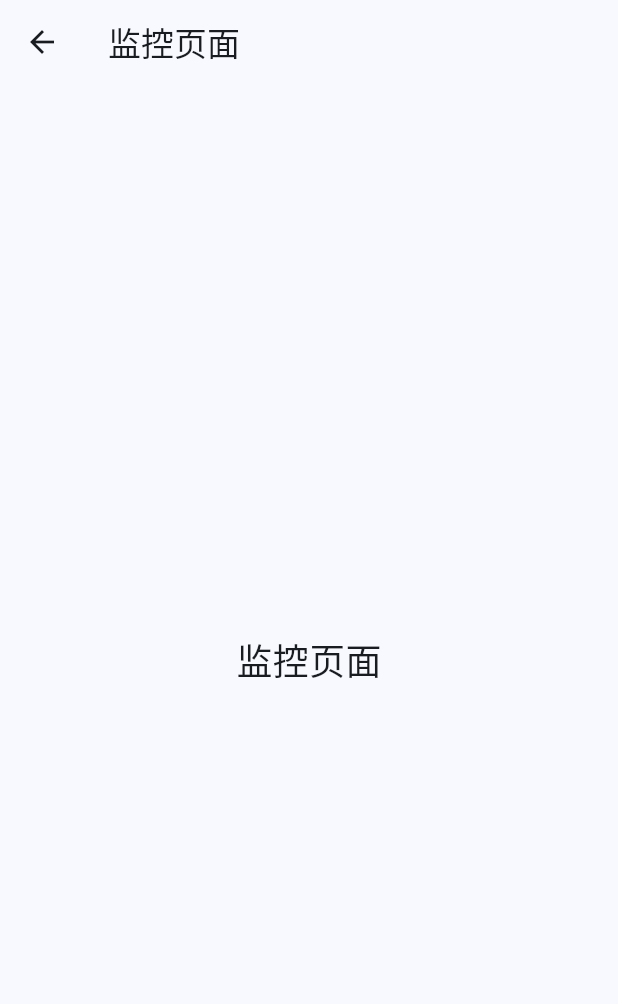
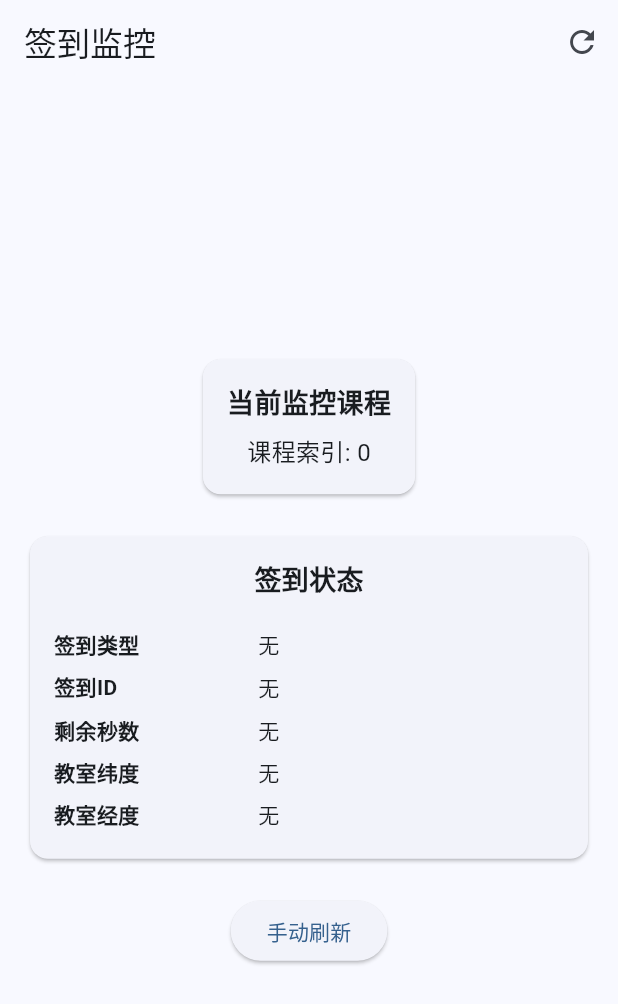
Before and after one commit to mengh04/duifene_auto_flutter, a Flutter app: the MonitorPage screen opened directly, on a phone screen of 412 x 824 dp. Shown: the top 1004 px of the screen. Run offline on Flutter 3.47's test engine with Material 3 defaults, Android fonts, the phone set to English and light mode, and no system bars; our stand-ins replace flutter_riverpod; missing offline and left inert: dart:ffi; statements that could not run were skipped.

Commit message:
完成了监听功能，还有一堆bug

```diff
--- a/lib/main.dart
+++ b/lib/main.dart
@@ -3,6 +3,7 @@ import 'package:flutter_riverpod/flutter_riverpod.dart';
 import "services/duifene_service.dart";
 import 'pages/login_page.dart';
 import 'pages/course_page.dart';
+import 'pages/monitor_page.dart';
 
 void main() {
   setupDuifeneService();
@@ -23,7 +24,7 @@ class MyApp extends StatelessWidget {
       home: LoginPage(),
       routes: {
         '/course': (context) => const CoursePage(),
-        // '/monitor': (context) => const MonitorPage(), // 监控页面
+        '/monitor': (context) => const MonitorPage(), // 监控页面
       },
     );
   }
--- a/lib/pages/course_page.dart
+++ b/lib/pages/course_page.dart
@@ -43,8 +43,9 @@ class CoursePage extends ConsumerWidget {
             const SizedBox(height: 20),
             ElevatedButton(
               onPressed: () {
-                final signInfo = session.getSignInfo(selectedCourseIndex!);
-                session.doSign(signInfo);
+                // final signInfo = session.getSignInfo(selectedCourseIndex!);
+                // session.doSign(signInfo);
+                Navigator.pushNamed(context, '/monitor', arguments: selectedCourseIndex);
               },
               child: const Text('开始签到'),
             ),
--- a/lib/services/duifene_session.dart
+++ b/lib/pages/models/duifene_session.dart
@@ -2,7 +2,7 @@ import 'dart:ffi';
 import 'dart:ffi' as ffi;
 import 'package:duifene_auto/core/duifene_sign_bindings.dart';
 import 'package:ffi/ffi.dart';
-import './duifene_service.dart';
+import '../../services/duifene_service.dart';
 
 class DuifeneSession {
   final Pointer<Void> _handle;
@@ -30,7 +30,7 @@ class DuifeneSession {
     return courseInfo;
   }
 
-  SignInfo_C getSignInfo(int index) {
+  Future<SignInfo_C> getSignInfo(int index) async {
     final signInfo = DuifeneService().duifeneSign.get_sign_info(_handle, index);
     return signInfo;
   }
--- a/lib/pages/monitor_page.dart
+++ b/lib/pages/monitor_page.dart
@@ -1,26 +1,173 @@
+import 'package:duifene_auto/providers/sign_info_provider.dart';
 import 'package:flutter/material.dart';
 import 'package:flutter_riverpod/flutter_riverpod.dart';
+import 'dart:async';
 
-class MonitorPage extends ConsumerWidget {
+class MonitorPage extends ConsumerStatefulWidget {
   const MonitorPage({super.key});
 
   @override
-  Widget build(BuildContext context, WidgetRef ref) {
+  ConsumerState<MonitorPage> createState() => _MonitorPageState();
+}
+
+class _MonitorPageState extends ConsumerState<MonitorPage> {
+  Timer? _timer;
+  late int selectedIndex;
+
+  @override
+  void didChangeDependencies() {
+    super.didChangeDependencies();
+    final args = ModalRoute.of(context)?.settings.arguments as int?;
+    selectedIndex = args ?? 0;
+    _startPolling();
+  }
+
+  @override
+  void dispose() {
+    _timer?.cancel();
+    super.dispose();
+  }
+
+  void _startPolling() {
+    // 立即执行一次检查
+    _checkSignInStatus();
+    // 然后每秒执行一次
+    _timer = Timer.periodic(const Duration(seconds: 1), (timer) {
+      _checkSignInStatus();
+    });
+  }
+
+  void _stopPolling() {
+    _timer?.cancel();
+  }
+
+  Future<void> _checkSignInStatus() async {
+      ref.read(signInfoProvider.notifier).getSignInfo(selectedIndex);
+      final signInfo = ref.read(signInfoProvider);
+      if (signInfo.signedAmount / signInfo.totalAmount >= 0.5) {
+        _stopPolling(); // 停止轮询
+        WidgetsBinding.instance.addPostFrameCallback((_) {
+          showDialog(
+            context: context,
+            builder: (context) => AlertDialog(
+              title: const Text('签到完成'),
+              content: const Text('签到已完成，停止监控。'),
+              actions: [
+                TextButton(
+                  onPressed: () => Navigator.pop(context),
+                  child: const Text('确定'),
+                ),
+              ],
+            ),
+          );
+        });
+      }
+      debugPrint('当前课程索引: $selectedIndex');
+      debugPrint('当前课程签到类型: ${signInfo.hfChecktype}');
+      debugPrint('当前课程签到ID: ${signInfo.hfCheckInId}');
+      debugPrint('当前课程剩余秒数: ${signInfo.hfSeconds}');
+      debugPrint('当前课程教室纬度: ${signInfo.hfRoomLatitude}');
+      debugPrint('当前课程教室经度: ${signInfo.hfRoomLongitude}');
+      debugPrint('当前课程签到人数: ${signInfo.signedAmount}');
+      debugPrint('当前课程总人数: ${signInfo.totalAmount}');
+      debugPrint('签到码: ${signInfo.hfCheckCodeKey}');
+  }
+
+  @override
+  Widget build(BuildContext context) {
+    final signInfo = ref.watch(signInfoProvider); // 自动监听变化
+    final notifier = ref.read(signInfoProvider.notifier);
     return Scaffold(
       appBar: AppBar(
-        title: const Text('监控页面'),
+        title: const Text('签到监控'),
+        actions: [
+          IconButton(
+            icon: const Icon(Icons.refresh),
+            onPressed: _checkSignInStatus,
+          ),
+        ],
       ),
       body: Center(
-        child: Column(
-          mainAxisAlignment: MainAxisAlignment.center,
-          children: const [
-            Text(
-              '监控页面',
-              style: TextStyle(fontSize: 24),
-            ),
-          ],
+        child: Padding(
+          padding: const EdgeInsets.all(16.0),
+          child: Column(
+            mainAxisAlignment: MainAxisAlignment.center,
+            children: [
+              // 课程信息
+              Card(
+                child: Padding(
+                  padding: const EdgeInsets.all(16.0),
+                  child: Column(
+                    children: [
+                      const Text(
+                        '当前监控课程',
+                        style: TextStyle(fontSize: 18, fontWeight: FontWeight.bold),
+                      ),
+                      const SizedBox(height: 8),
+                      Text(
+                        '课程索引: $selectedIndex',
+                        style: const TextStyle(fontSize: 16),
+                      ),
+                    ],
+                  ),
+                ),
+              ),
+
+              const SizedBox(height: 20),
+
+              // 签到状态卡片
+              Card(
+                child: Padding(
+                  padding: const EdgeInsets.all(16.0),
+                  child: Column(
+                    children: [
+                      const Text(
+                        '签到状态',
+                        style: TextStyle(fontSize: 18, fontWeight: FontWeight.bold),
+                      ),
+                      const SizedBox(height: 16),
+                      _buildInfoRow('签到类型', signInfo.hfChecktype),
+                      _buildInfoRow('签到ID', signInfo.hfCheckInId),
+                      _buildInfoRow('剩余秒数', signInfo.hfSeconds),
+                      _buildInfoRow('教室纬度', signInfo.hfRoomLatitude),
+                      _buildInfoRow('教室经度', signInfo.hfRoomLongitude),
+                    ],
+                  ),
+                ),
+              ),
+
+              const SizedBox(height: 20),
+
+              // 操作按钮
+              ElevatedButton(
+                onPressed: () => notifier.getSignInfo(selectedIndex),
+                child: const Text('手动刷新'),
+              ),
+            ],
+          ),
         ),
       ),
     );
   }
+
+  Widget _buildInfoRow(String label, String value) {
+    return Padding(
+      padding: const EdgeInsets.symmetric(vertical: 4.0),
+      child: Row(
+        children: [
+          Expanded(
+            flex: 2,
+            child: Text(
+              label,
+              style: const TextStyle(fontWeight: FontWeight.bold),
+            ),
+          ),
+          Expanded(
+            flex: 3,
+            child: Text(value.isEmpty ? '无' : value),
+          ),
+        ],
+      ),
+    );
+  }
 }
--- a/lib/providers/duifene_session_provider.dart
+++ b/lib/providers/duifene_session_provider.dart
@@ -1,5 +1,5 @@
 import 'package:flutter_riverpod/flutter_riverpod.dart';
-import '../services/duifene_session.dart';
+import '../pages/models/duifene_session.dart';
 
 final duifeneSessionProvider = Provider<DuifeneSession>((ref) {
   final session = DuifeneSession();
--- /dev/null
+++ b/lib/providers/sign_info_provider.dart
@@ -0,0 +1,18 @@
+import 'package:duifene_auto/pages/models/sign_info.dart';
+import 'package:flutter_riverpod/flutter_riverpod.dart';
+import 'duifene_session_provider.dart';
+
+
+final signInfoProvider = StateNotifierProvider<SignInfoNotifier, SignInfo>((ref) {
+  return SignInfoNotifier(ref);
+});
+
+class SignInfoNotifier extends StateNotifier<SignInfo> {
+  final Ref ref;
+  SignInfoNotifier(this.ref) : super(SignInfo.empty());
+
+  Future<void> getSignInfo(int index) async {
+    final session = ref.read(duifeneSessionProvider);
+    state = SignInfo.fromC(await session.getSignInfo(index));
+  }
+}
```
Also changed, not shown: lib/pages/login_page.dart (+10 -6 lines), lib/pages/models/sign_info.dart (added, +36 -0 lines).
